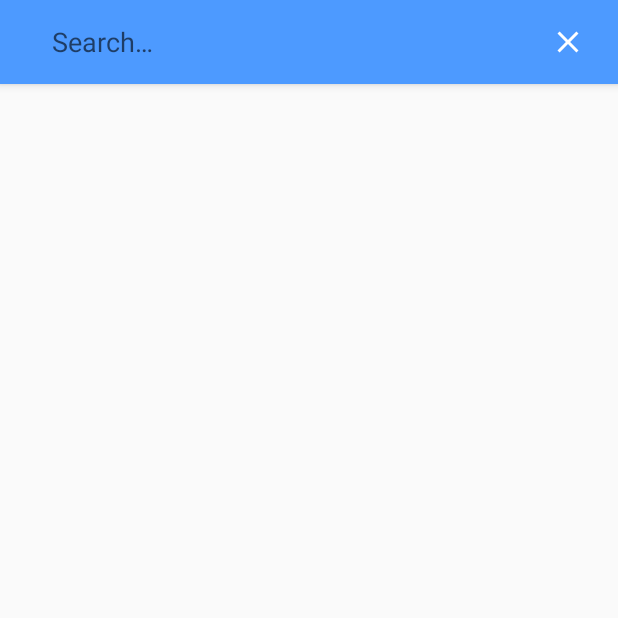
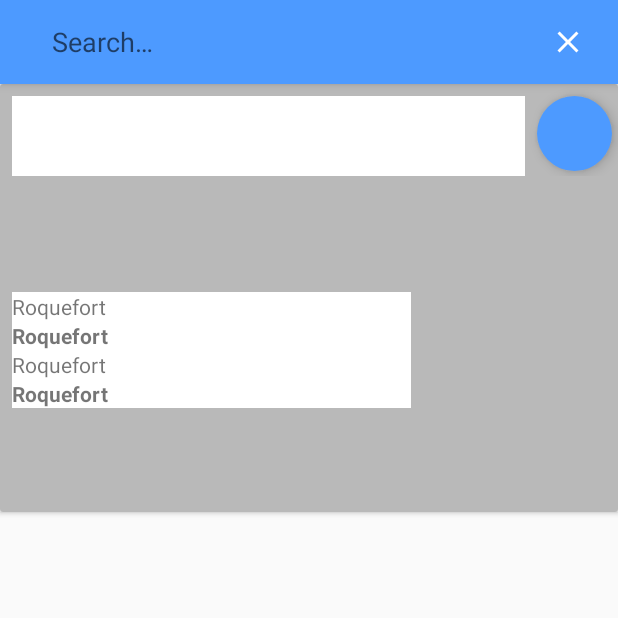
Before and after one commit to janderssonGIT/OrderApp, an Android app: the AssortmentActivity screen opened directly, with no data from a screen before it, after a tap on "Search", on a phone screen of 412 x 824 dp, the top half of it. Run offline under Robolectric (Android 15) with nearby library versions, the phone set to English and light mode, and no system bars; 1 other tap on this screen came first.

Commit message:
added adapter and expanded list

```diff
--- a/app/src/main/java/com/itintegration/orderapp/data/AppDataManager.java
+++ b/app/src/main/java/com/itintegration/orderapp/data/AppDataManager.java
@@ -1,9 +1,5 @@
 package com.itintegration.orderapp.data;
 
-/**
- * Created by Baba Yaga on 2017-11-18.
- *
- */
 
 public class AppDataManager implements DataManager {
 }
--- a/app/src/main/java/com/itintegration/orderapp/data/DataManager.java
+++ b/app/src/main/java/com/itintegration/orderapp/data/DataManager.java
@@ -1,9 +1,5 @@
 package com.itintegration.orderapp.data;
 
-/**
- * Created by Baba Yaga on 2017-11-18.
- *
- */
 
 interface DataManager {
 }
--- a/app/src/main/java/com/itintegration/orderapp/data/model/Article.java
+++ b/app/src/main/java/com/itintegration/orderapp/data/model/Article.java
@@ -1,10 +1,49 @@
 package com.itintegration.orderapp.data.model;
 
-/**
- * Created by Jim Andersson on 2017-11-15.
- *
- */
 
 public class Article {
 
+    private String ProductName;
+    private int ArticleNumber;
+    private String Description;
+    private int Stock;
+
+    public Article (String ProductName, int ArticleNumber, String Description, int Stock) {
+        this.ProductName = ProductName;
+        this.ArticleNumber = ArticleNumber;
+        this.Description = Description;
+        this.Stock = Stock;
+    }
+
+    public String getProductName() {
+        return ProductName;
+    }
+
+    public void setProductName(String productName) {
+        ProductName = productName;
+    }
+
+    public int getArticleNumber() {
+        return ArticleNumber;
+    }
+
+    public void setArticleNumber(int articleNumber) {
+        ArticleNumber = articleNumber;
+    }
+
+    public String getDescription() {
+        return Description;
+    }
+
+    public void setDescription(String description) {
+        Description = description;
+    }
+
+    public int getStock() {
+        return Stock;
+    }
+
+    public void setStock(int stock) {
+        Stock = stock;
+    }
 }
--- a/app/src/main/java/com/itintegration/orderapp/ui/assortment/AssortmentActivity.java
+++ b/app/src/main/java/com/itintegration/orderapp/ui/assortment/AssortmentActivity.java
@@ -9,30 +9,24 @@ import android.support.v7.widget.Toolbar;
 import android.view.View;
 import android.widget.ImageButton;
 
-import com.android.volley.Request;
-import com.android.volley.RequestQueue;
-import com.android.volley.Response;
-import com.android.volley.VolleyError;
-import com.android.volley.toolbox.StringRequest;
-import com.android.volley.toolbox.Volley;
 import com.itintegration.orderapp.R;
+import com.itintegration.orderapp.data.model.Article;
 import com.itintegration.orderapp.data.model.Hero;
-
-import org.json.JSONArray;
-import org.json.JSONException;
-import org.json.JSONObject;
 
 import java.util.ArrayList;
 import java.util.List;
 
 public class AssortmentActivity extends AppCompatActivity {
+    RecyclerView recyclerView;
+    AssortmentAdapter assortmentAdapter;
+    List<Article> articleList;
 
     //TEST CODE
     final String URL_GET_DATA = "https://simplifiedcoding.net/demos/marvel/";
-    RecyclerView recyclerView;
     HeroAdapter adapter;
     List<Hero> heroList;
     //END TEST CODE
+
 
     @Override
     protected void onCreate(Bundle savedInstanceState) {
@@ -40,17 +34,51 @@ public class AssortmentActivity extends AppCompatActivity {
         setContentView(R.layout.activity_assortment);
 
         setupToolbar();
+        setupDataArticles();
 
-        //TEST CODE
+    }
+
+    private void setupDataArticles() {
         recyclerView = findViewById(R.id.recyclerView);
         recyclerView.setHasFixedSize(true);
         recyclerView.setLayoutManager(new LinearLayoutManager(this));
+        articleList = new ArrayList<>();
+        loadArticles();
+    }
 
-        heroList = new ArrayList<>();
+    private void loadArticles() {
+        Article article1 = new Article("Roquefort", 1000400021, "Roquefort är en blåmögelost, " +
+                "uppkallad efter staden Roquefort i Frankrike. Roquefort görs av fårmjölk och lagras i grottor med väggar belagda med mögelsvampen " +
+                "Penicillium roqueforti.", 20);
 
-        loadHeroes();
-        //END TEST CODE
+        Article article2 = new Article("Parmesan", 1000400022, "Parmigiano-Reggiano är en klassisk italiensk hårdost " +
+                "gjord på komjölk, som fått sitt namn på grund av att osten först började tillverkas i trakten mellan städerna Parma och Reggio nell'Emilia i " +
+                "Emilia-Romagna i norra Italien. Den är kanske den mest berömda av många italienska hårdostar.", 120);
+
+        Article article3 = new Article("Gorgonzola", 1000400023, "Gorgonzola är en italiensk grönmögelost uppkallad efter en " +
+                "by utanför Milano med samma namn. Osten lagras vanligen i 2-4 månader, dock högst ett halvår.[1] Osten görs av komjölk. Tillverkning i byn Gorgonzola " +
+                "är känd sedan medeltiden.", 1);
+
+        Article article4 = new Article("Stilton", 1000400024, "Stilton är en engelsk blåmögelost gjord på komjölk och uppkallad " +
+                "efter orten Stilton och får endast tillverkas i grevskapen Derbyshire, Leicestershire och Nottinghamshire för att kunna kallas stilton." +
+                 " Osten är cylinderformad med en tjock skorpa och säljs inte förrän den lagrats i minst tre månader", 30);
+
+        articleList.add(article1);
+        articleList.add(article2);
+        articleList.add(article3);
+        articleList.add(article4);
+
+        assortmentAdapter = new AssortmentAdapter(articleList, getApplicationContext());
+        recyclerView.setAdapter(assortmentAdapter);
     }
+
+//    private void setupDataHero() {
+//        recyclerView = findViewById(R.id.recyclerView);
+//        recyclerView.setHasFixedSize(true);
+//        recyclerView.setLayoutManager(new LinearLayoutManager(this));
+//        heroList = new ArrayList<>();
+//        loadHeroes();
+//    }
 
     private void setupToolbar() {
         Toolbar bar = findViewById(R.id.toolbar_home);
@@ -64,51 +92,49 @@ public class AssortmentActivity extends AppCompatActivity {
         SearchView sv = findViewById(R.id.toolbar_searchView);
         sv.setVisibility(View.VISIBLE);
         sv.setMaxWidth(Integer.MAX_VALUE);
-
-
     }
 
     //TEST CODE
-    private void loadHeroes() {
-        StringRequest stringRequest = new StringRequest(Request.Method.GET, URL_GET_DATA,
-                new Response.Listener<String>() {
-                    @Override
-                    public void onResponse(String response) {
-                        try {
-                            JSONArray jsonArray = new JSONArray(response);
-
-                            for (int i = 0; i < jsonArray.length(); i++) {
-                                JSONObject obj = jsonArray.getJSONObject(i);
-
-                                Hero hero = new Hero(
-                                        obj.getString("name"),
-                                        obj.getString("realname"),
-                                        obj.getString("team"),
-                                        obj.getString("firstappearance"),
-                                        obj.getString("createdby"),
-                                        obj.getString("publisher"),
-                                        obj.getString("imageurl"),
-                                        obj.getString("bio")
-                                );
-                                heroList.add(hero);
-                            }
-
-                            adapter = new HeroAdapter(heroList, getApplicationContext());
-                            recyclerView.setAdapter(adapter);
-
-                        } catch (JSONException e) {
-                            e.printStackTrace();
-                        }
-                    }
-                },
-                new Response.ErrorListener() {
-                    @Override
-                    public void onErrorResponse(VolleyError error) {
-
-                    }
-                });
-        RequestQueue requestQueue = Volley.newRequestQueue(this);
-        requestQueue.add(stringRequest);
-    }
+//    private void loadHeroes() {
+//        StringRequest stringRequest = new StringRequest(Request.Method.GET, URL_GET_DATA,
+//                new Response.Listener<String>() {
+//                    @Override
+//                    public void onResponse(String response) {
+//                        try {
+//                            JSONArray jsonArray = new JSONArray(response);
+//
+//                            for (int i = 0; i < jsonArray.length(); i++) {
+//                                JSONObject obj = jsonArray.getJSONObject(i);
+//
+//                                Hero hero = new Hero(
+//                                        obj.getString("name"),
+//                                        obj.getString("realname"),
+//                                        obj.getString("team"),
+//                                        obj.getString("firstappearance"),
+//                                        obj.getString("createdby"),
+//                                        obj.getString("publisher"),
+//                                        obj.getString("imageurl"),
+//                                        obj.getString("bio")
+//                                );
+//                                heroList.add(hero);
+//                            }
+//
+//                            adapter = new HeroAdapter(heroList, getApplicationContext());
+//                            recyclerView.setAdapter(adapter);
+//
+//                        } catch (JSONException e) {
+//                            e.printStackTrace();
+//                        }
+//                    }
+//                },
+//                new Response.ErrorListener() {
+//                    @Override
+//                    public void onErrorResponse(VolleyError error) {
+//
+//                    }
+//                });
+//        RequestQueue requestQueue = Volley.newRequestQueue(this);
+//        requestQueue.add(stringRequest);
+//    }
     //END TEST CODE
 }
--- /dev/null
+++ b/app/src/main/java/com/itintegration/orderapp/ui/assortment/AssortmentAdapter.java
@@ -0,0 +1,101 @@
+package com.itintegration.orderapp.ui.assortment;
+
+import android.content.Context;
+import android.support.constraint.ConstraintLayout;
+import android.support.v7.widget.RecyclerView;
+import android.view.LayoutInflater;
+import android.view.View;
+import android.view.ViewGroup;
+import android.view.animation.Animation;
+import android.view.animation.AnimationUtils;
+import android.widget.ImageButton;
+import android.widget.TextView;
+
+import com.itintegration.orderapp.R;
+import com.itintegration.orderapp.data.model.Article;
+
+import java.util.List;
+
+public class AssortmentAdapter extends RecyclerView.Adapter<AssortmentAdapter.ArticleViewHolder>{
+
+    private List<Article> articleList;
+    private Context mContext;
+
+    private static int currentPosition = 0;
+
+    public AssortmentAdapter(List<Article> articleList, Context mContext) {
+        this.articleList = articleList;
+        this.mContext = mContext;
+    }
+
+    @Override
+    public AssortmentAdapter.ArticleViewHolder onCreateViewHolder(ViewGroup parent, int viewType) {
+        View v = LayoutInflater.from(parent.getContext()).inflate(R.layout.expandable_list_item_layout_assortment, parent, false);
+        return new ArticleViewHolder(v);
+    }
+
+    @Override
+    public void onBindViewHolder(AssortmentAdapter.ArticleViewHolder holder, final int position) {
+        Article article = articleList.get(position);
+
+        //FIX
+        holder.header1.setText(article.getProductName());
+        holder.content1.setText(article.getProductName());
+        holder.header2.setText(article.getProductName());
+        holder.content2.setText(article.getProductName());
+
+        holder.SecondInnerConstraintLayout.setVisibility(View.GONE);
+
+        //if the position is equals to the item position which is to be expanded
+        if (currentPosition == position) {
+            //creating an animation
+            Animation slideDown = AnimationUtils.loadAnimation(mContext, R.anim.slide_down);
+
+            //toggling visibility
+            holder.SecondInnerConstraintLayout.setVisibility(View.VISIBLE);
+
+            //adding sliding effect
+            holder.SecondInnerConstraintLayout.startAnimation(slideDown);
+        }
+
+        holder.imageButton.setOnClickListener(new View.OnClickListener() {
+            @Override
+            public void onClick(View view) {
+
+                //getting the position of the item to expand it
+                currentPosition = position;
+
+                //reloding the list
+                notifyDataSetChanged();
+            }
+        });
+    }
+
+    @Override
+    public int getItemCount() {
+        return articleList.size();
+    }
+
+    class ArticleViewHolder extends RecyclerView.ViewHolder {
+        TextView header1, content1,
+            header2, content2;
+
+        ImageButton imageButton;
+
+        ConstraintLayout SecondInnerConstraintLayout;
+
+        ArticleViewHolder(View itemView) {
+            super(itemView);
+
+            header1 = itemView.findViewById(R.id.header1);
+            content1 =  itemView.findViewById(R.id.content1);
+
+            header2 = itemView.findViewById(R.id.header2);
+            content2 =  itemView.findViewById(R.id.content2);
+
+            imageButton = itemView.findViewById(R.id.imageButton);
+
+            SecondInnerConstraintLayout = itemView.findViewById(R.id.SecondInnerConstraintLayout);
+        }
+    }
+}
--- a/app/src/main/res/layout/expandable_list_item_layout_assortment.xml
+++ b/app/src/main/res/layout/expandable_list_item_layout_assortment.xml
@@ -84,7 +84,6 @@
                     app:layout_constraintTop_toTopOf="parent">
 
                     <TableRow>
-
                         <TextView
                             android:id="@+id/header1"
                             android:layout_width="wrap_content"
@@ -93,7 +92,6 @@
                     </TableRow>
 
                     <TableRow>
-
                         <TextView
                             android:id="@+id/content1"
                             android:layout_width="wrap_content"
@@ -103,7 +101,6 @@
                     </TableRow>
 
                     <TableRow>
-
                         <TextView
                             android:id="@+id/header2"
                             android:layout_width="wrap_content"
@@ -112,7 +109,6 @@
                     </TableRow>
 
                     <TableRow>
-
                         <TextView
                             android:id="@+id/content2"
                             android:layout_width="wrap_content"
```
